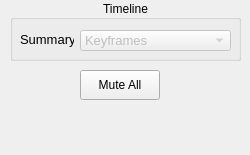
Qt form libs/gui-osg-qt/ACVideoControlsDockWidgetQt.ui (MediaCycle/MediaCycle) before a commit.
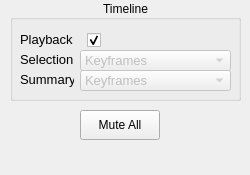
The same form after that commit.

Commit message: Video timeline improved: switchable summary/selection/playback tracks.

Patch:
```diff
--- a/libs/gui-osg-qt/ACVideoControlsDockWidgetQt.ui
+++ b/libs/gui-osg-qt/ACVideoControlsDockWidgetQt.ui
@@ -7,7 +7,7 @@
     <x>0</x>
     <y>0</y>
     <width>250</width>
-    <height>155</height>
+    <height>175</height>
    </rect>
   </property>
   <property name="sizePolicy">
@@ -25,7 +25,7 @@
   <property name="maximumSize">
    <size>
     <width>250</width>
-    <height>155</height>
+    <height>300</height>
    </size>
   </property>
   <property name="features">
@@ -42,7 +42,7 @@
     <property name="geometry">
      <rect>
       <x>80</x>
-      <y>70</y>
+      <y>110</y>
       <width>80</width>
       <height>30</height>
      </rect>
@@ -57,7 +57,7 @@
       <x>10</x>
       <y>0</y>
       <width>231</width>
-      <height>61</height>
+      <height>101</height>
      </rect>
     </property>
     <property name="title">
@@ -73,7 +73,7 @@
      <property name="geometry">
       <rect>
        <x>10</x>
-       <y>30</y>
+       <y>70</y>
        <width>54</width>
        <height>18</height>
       </rect>
@@ -94,7 +94,7 @@
      <property name="geometry">
       <rect>
        <x>70</x>
-       <y>30</y>
+       <y>70</y>
        <width>151</width>
        <height>21</height>
       </rect>
@@ -114,6 +114,99 @@
        <string>Slit-scan</string>
       </property>
      </item>
+     <item>
+      <property name="text">
+       <string>None</string>
+      </property>
+     </item>
+    </widget>
+    <widget class="QLabel" name="labelSelection">
+     <property name="geometry">
+      <rect>
+       <x>10</x>
+       <y>50</y>
+       <width>54</width>
+       <height>18</height>
+      </rect>
+     </property>
+     <property name="font">
+      <font>
+       <pointsize>10</pointsize>
+      </font>
+     </property>
+     <property name="text">
+      <string>Selection</string>
+     </property>
+    </widget>
+    <widget class="QComboBox" name="comboBoxSelection">
+     <property name="enabled">
+      <bool>false</bool>
+     </property>
+     <property name="geometry">
+      <rect>
+       <x>70</x>
+       <y>50</y>
+       <width>151</width>
+       <height>21</height>
+      </rect>
+     </property>
+     <property name="font">
+      <font>
+       <pointsize>10</pointsize>
+      </font>
+     </property>
+     <item>
+      <property name="text">
+       <string>Keyframes</string>
+      </property>
+     </item>
+     <item>
+      <property name="text">
+       <string>None</string>
+      </property>
+     </item>
+    </widget>
+    <widget class="QCheckBox" name="checkBoxPlayback">
+     <property name="geometry">
+      <rect>
+       <x>71</x>
+       <y>30</y>
+       <width>20</width>
+       <height>20</height>
+      </rect>
+     </property>
+     <property name="font">
+      <font>
+       <pointsize>10</pointsize>
+      </font>
+     </property>
+     <property name="layoutDirection">
+      <enum>Qt::RightToLeft</enum>
+     </property>
+     <property name="text">
+      <string/>
+     </property>
+     <property name="checked">
+      <bool>true</bool>
+     </property>
+    </widget>
+    <widget class="QLabel" name="labelPlayback">
+     <property name="geometry">
+      <rect>
+       <x>10</x>
+       <y>30</y>
+       <width>54</width>
+       <height>18</height>
+      </rect>
+     </property>
+     <property name="font">
+      <font>
+       <pointsize>10</pointsize>
+      </font>
+     </property>
+     <property name="text">
+      <string>Playback</string>
+     </property>
     </widget>
    </widget>
   </widget>
```
Left out of the diff: 4 changed lines with no effect on the pictures. The commit also changes 17 other files.
